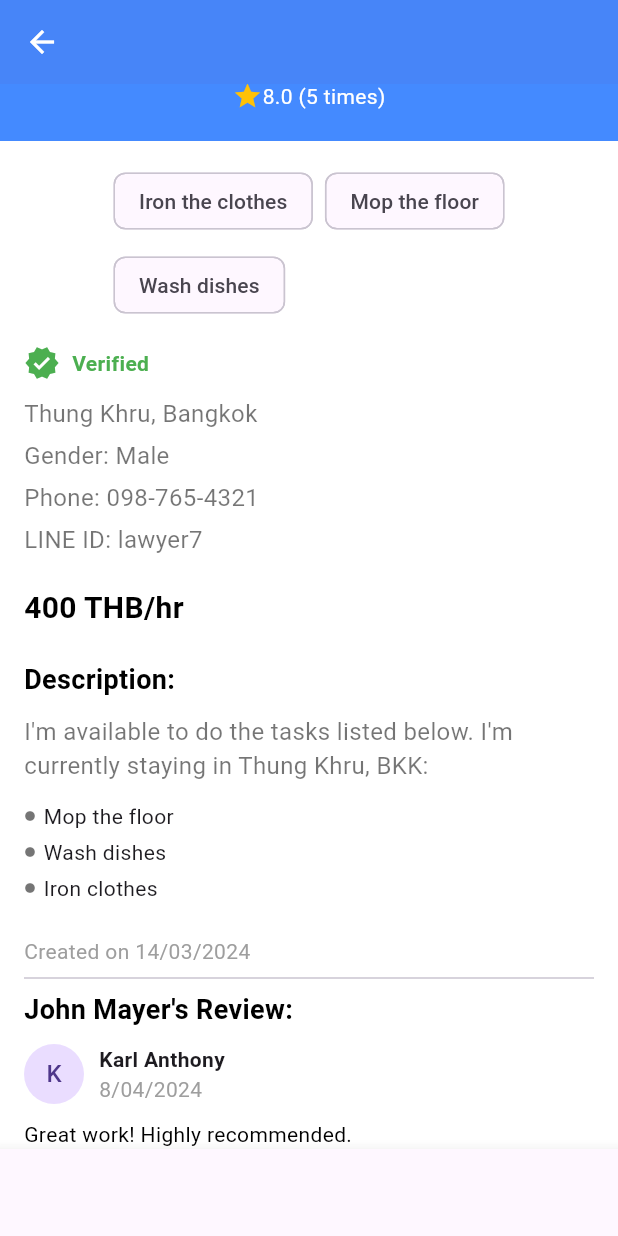
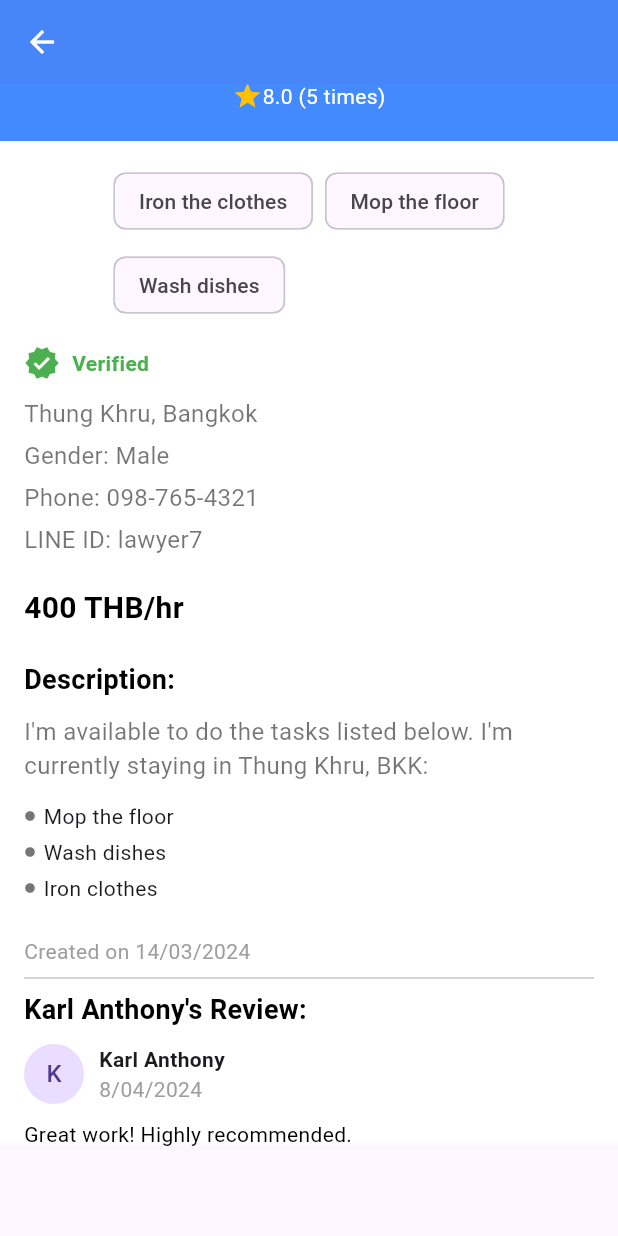
Before and after one commit to Kamila3820/HOCA_frontend, a Flutter app: the ProfilePage screen opened directly, scrolled down 171 dp, on a phone screen of 412 x 824 dp. Run offline on Flutter 3.47's test engine with Material 3 defaults, Android fonts, the phone set to English and light mode, and no system bars; our stand-ins replace flutter_dotenv, font_awesome_flutter, google_fonts, google_maps_flutter, image_picker, location and 1 more.

Commit message:
word fix a little bit

```diff
--- a/hoca_frontend/lib/pages/profile.dart
+++ b/hoca_frontend/lib/pages/profile.dart
@@ -183,7 +183,7 @@ class ProfilePage extends StatelessWidget {
                   ),
                   Divider(),
                   Text(
-                    'John Mayer\'s Review:',
+                    'Karl Anthony\'s Review:',
                     style: TextStyle(
                       fontWeight: FontWeight.bold,
                       fontSize: 18,
--- a/hoca_frontend/lib/widget/workerscreen/orderconfirm.dart
+++ b/hoca_frontend/lib/widget/workerscreen/orderconfirm.dart
@@ -62,7 +62,7 @@ class OrderConfirmationScreen extends StatelessWidget {
               trailing: Text('500 THB - QR Payment'),
             ),
             SizedBox(height: 10),
-            Text('Artiwara need your help'),
+            Text('Client need your help'),
             Text('Distance: 15 km'),
             Text('Address: Condominium H4 Floor 4 Room 423'),
             SizedBox(height: 10),
```
